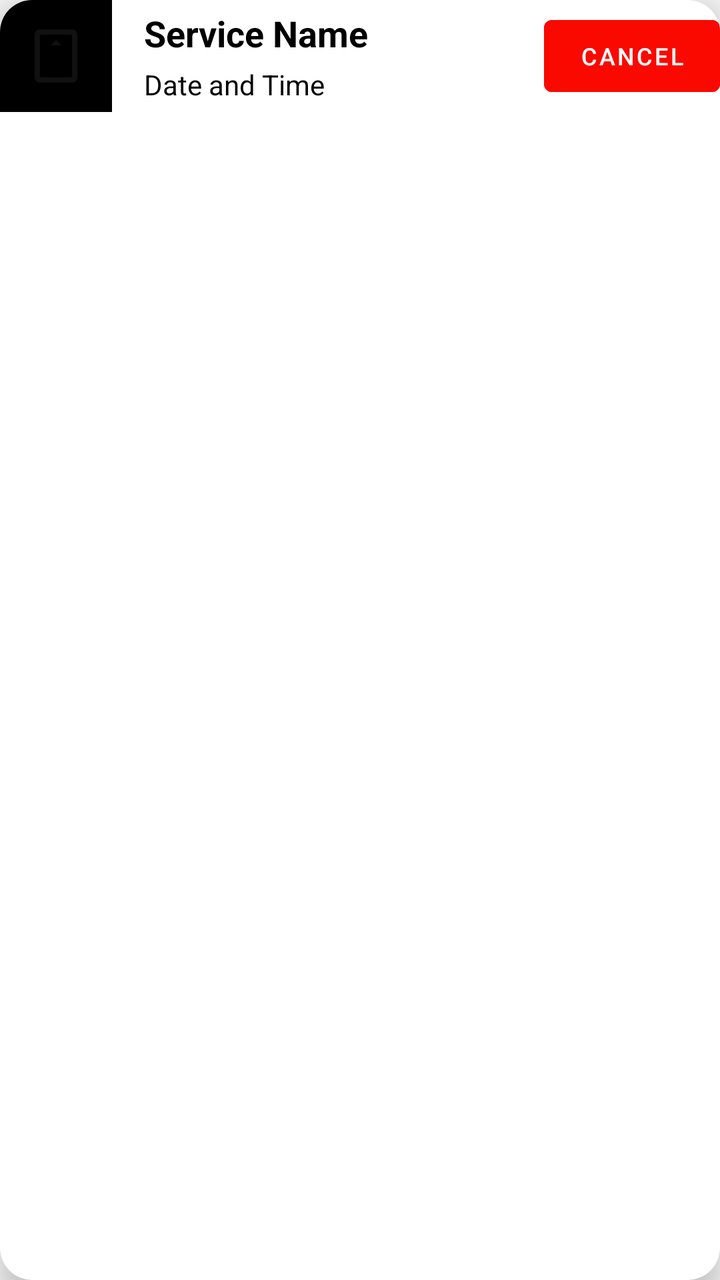
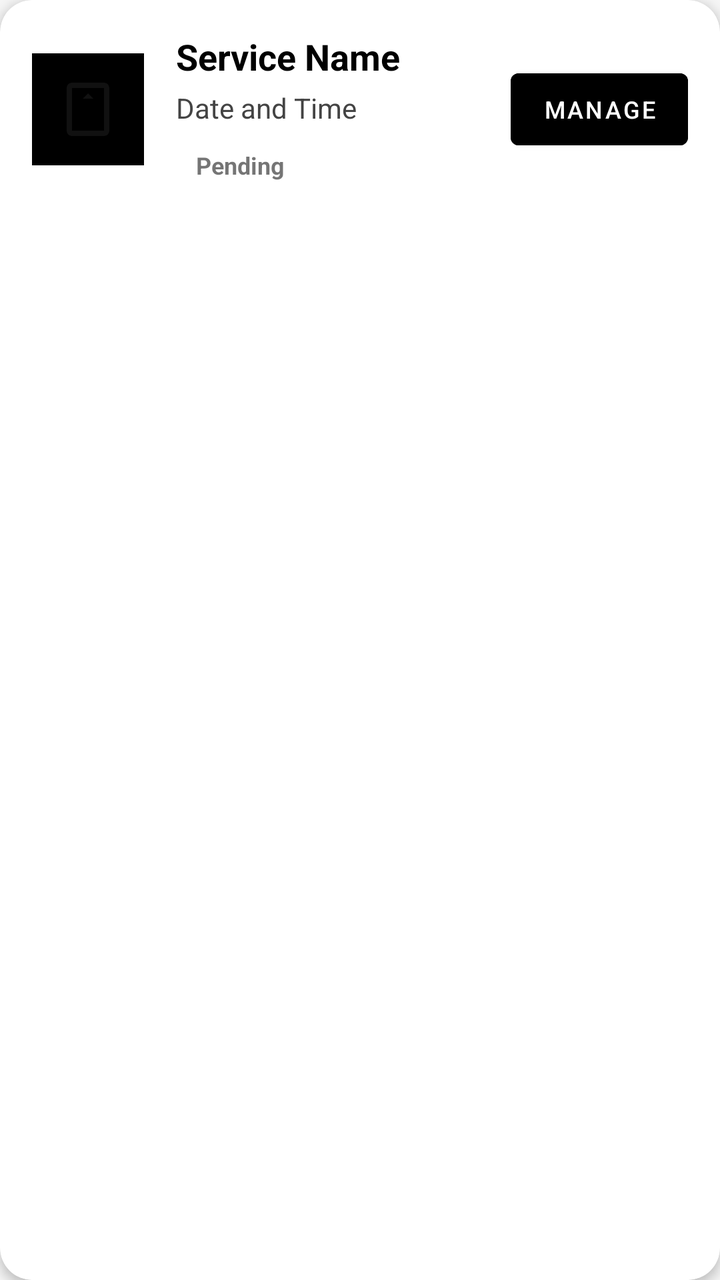

The first picture is an Android layout as it rendered before a commit; the second is the same layout after the commit. The layout source and the unified diff follow.
<!-- AndroidManifest.xml: application theme Theme.TheGentlemensBar -->
<!-- res/layout/item_booking.xml -->
<androidx.cardview.widget.CardView xmlns:android="http://schemas.android.com/apk/res/android"
   xmlns:app="http://schemas.android.com/apk/res-auto"
    android:layout_width="match_parent"
    android:layout_height="wrap_content"
    android:layout_margin="12dp"
    android:padding="16dp"
    app:cardCornerRadius="16dp"
    app:cardElevation="8dp">


    <LinearLayout
        android:orientation="horizontal"
        android:layout_width="match_parent"
        android:layout_height="wrap_content"
        android:gravity="center_vertical">

        
        <FrameLayout
            android:layout_width="56dp"
            android:layout_height="56dp"
            android:background="@color/black"
            android:foreground="?attr/selectableItemBackgroundBorderless"
            android:layout_marginEnd="16dp">

            <ImageView
                android:id="@+id/bookingIcon"
                android:layout_width="32dp"
                android:layout_height="32dp"
                android:layout_gravity="center"
                android:src="@drawable/ic_booking"
                android:contentDescription="Booking Icon"/>
        </FrameLayout>

        
        <LinearLayout
            android:orientation="vertical"
            android:layout_width="0dp"
            android:layout_height="wrap_content"
            android:layout_weight="1">

            <TextView
                android:id="@+id/bookingService"
                android:layout_width="wrap_content"
                android:layout_height="wrap_content"
                android:text="Service Name"
                android:textSize="18sp"
                android:textStyle="bold"
                android:textColor="@color/black"/>

            <TextView
                android:id="@+id/bookingDateTime"
                android:layout_width="wrap_content"
                android:layout_height="wrap_content"
                android:text="Date and Time"
                android:textSize="14sp"
                android:textColor="@color/black"
                android:layout_marginTop="4dp"/>
        </LinearLayout>

        
        <Button
            android:id="@+id/manageBtn"
            android:layout_width="wrap_content"
            android:layout_height="wrap_content"
            android:text="Cancel"
            android:textSize="12sp"
            android:backgroundTint="@color/red"
            android:textColor="@color/white"
            android:paddingLeft="12dp"
            android:paddingRight="12dp"/>
    </LinearLayout>
</androidx.cardview.widget.CardView>
<!-- resources referenced by this layout -->
<resources>
  <color name="black">#FF000000</color>
  <color name="red">#FA0901</color>
  <color name="white">#FFFFFFFF</color>
  <!-- drawable ic_booking (drawable) -->
  <vector xmlns:android="http://schemas.android.com/apk/res/android"
      android:width="24dp" android:height="24dp"
      android:viewportWidth="24" android:viewportHeight="24">
      
      <path android:fillColor="#111111"
          android:pathData="M18,2H6c-1.1,0 -2,0.9 -2,2v16c0,1.1 0.9,2 2,2h12c1.1,0 2,-0.9 2,-2V4c0,-1.1 -0.9,-2 -2,-2zM18,20H6V4h12v16z"/>
      
      <path android:fillColor="#111111"
          android:pathData="M12,6l-2,2h4l-2,-2z"/>
  </vector>
  <style name="Theme.TheGentlemensBar" parent="Theme.MaterialComponents.Light.NoActionBar">
          
          <item name="colorPrimary">@color/black</item>
          <item name="colorPrimaryVariant">@color/black</item>
          <item name="colorOnPrimary">@color/white</item>
  
          
          <item name="colorSecondary">@color/black</item>
          <item name="colorOnSecondary">@color/white</item>
  
          
          <item name="android:statusBarColor">@color/black</item>
  
          
          <item name="android:windowBackground">#F5F5F5</item>
          <item name="colorSurface">@color/white</item>
          <item name="colorOnSurface">@color/black</item>
      </style>
</resources>

<!-- the commit's change to res/layout/item_booking.xml (unified diff, before → after) -->
@@ -1,26 +1,25 @@
+<?xml version="1.0" encoding="utf-8"?>
 <androidx.cardview.widget.CardView xmlns:android="http://schemas.android.com/apk/res/android"
-   xmlns:app="http://schemas.android.com/apk/res-auto"
+    xmlns:app="http://schemas.android.com/apk/res-auto"
     android:layout_width="match_parent"
     android:layout_height="wrap_content"
-    android:layout_margin="12dp"
-    android:padding="16dp"
+    android:layout_margin="8dp"
+    app:cardBackgroundColor="@color/white"
     app:cardCornerRadius="16dp"
-    app:cardElevation="8dp">
-
+    app:cardElevation="3dp">
 
     <LinearLayout
-        android:orientation="horizontal"
         android:layout_width="match_parent"
         android:layout_height="wrap_content"
-        android:gravity="center_vertical">
+        android:orientation="horizontal"
+        android:gravity="center_vertical"
+        android:padding="16dp">
 
-        
         <FrameLayout
             android:layout_width="56dp"
             android:layout_height="56dp"
-            android:background="@color/black"
-            android:foreground="?attr/selectableItemBackgroundBorderless"
-            android:layout_marginEnd="16dp">
+            android:layout_marginEnd="16dp"
+            android:background="@color/black">
 
             <ImageView
                 android:id="@+id/bookingIcon"
@@ -28,15 +27,14 @@
                 android:layout_height="32dp"
                 android:layout_gravity="center"
                 android:src="@drawable/ic_booking"
-                android:contentDescription="Booking Icon"/>
+                android:contentDescription="Booking icon"/>
         </FrameLayout>
 
-        
         <LinearLayout
-            android:orientation="vertical"
             android:layout_width="0dp"
             android:layout_height="wrap_content"
-            android:layout_weight="1">
+            android:layout_weight="1"
+            android:orientation="vertical">
 
             <TextView
                 android:id="@+id/bookingService"
@@ -51,22 +49,31 @@
                 android:id="@+id/bookingDateTime"
                 android:layout_width="wrap_content"
                 android:layout_height="wrap_content"
+                android:layout_marginTop="4dp"
                 android:text="Date and Time"
                 android:textSize="14sp"
-                android:textColor="@color/black"
-                android:layout_marginTop="4dp"/>
+                android:textColor="#444444"/>
+
+            <TextView
+                android:id="@+id/bookingStatus"
+                android:layout_width="wrap_content"
+                android:layout_height="wrap_content"
+                android:layout_marginTop="8dp"
+                android:paddingHorizontal="10dp"
+                android:paddingVertical="3dp"
+                android:text="Pending"
+                android:textSize="12sp"
+                android:textStyle="bold"/>
         </LinearLayout>
 
-        
         <Button
             android:id="@+id/manageBtn"
             android:layout_width="wrap_content"
             android:layout_height="wrap_content"
-            android:text="Cancel"
+            android:layout_marginStart="8dp"
+            android:text="Manage"
             android:textSize="12sp"
-            android:backgroundTint="@color/red"
-            android:textColor="@color/white"
-            android:paddingLeft="12dp"
-            android:paddingRight="12dp"/>
+            android:backgroundTint="@color/black"
+            android:textColor="@color/white"/>
     </LinearLayout>
 </androidx.cardview.widget.CardView>
<!-- resource entries referenced after the edit -->
@@ -1,7 +1,6 @@
 <!-- resources referenced by this layout -->
 <resources>
   <color name="black">#FF000000</color>
-  <color name="red">#FA0901</color>
   <color name="white">#FFFFFFFF</color>
   <!-- drawable ic_booking (drawable) -->
   <vector xmlns:android="http://schemas.android.com/apk/res/android"
